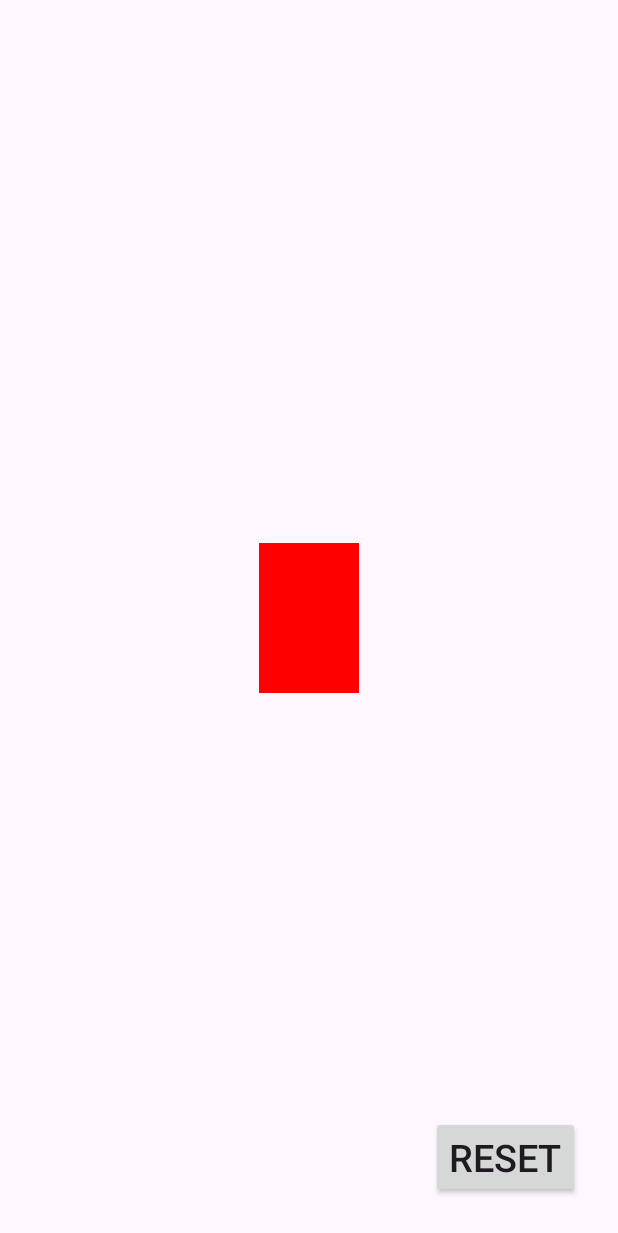
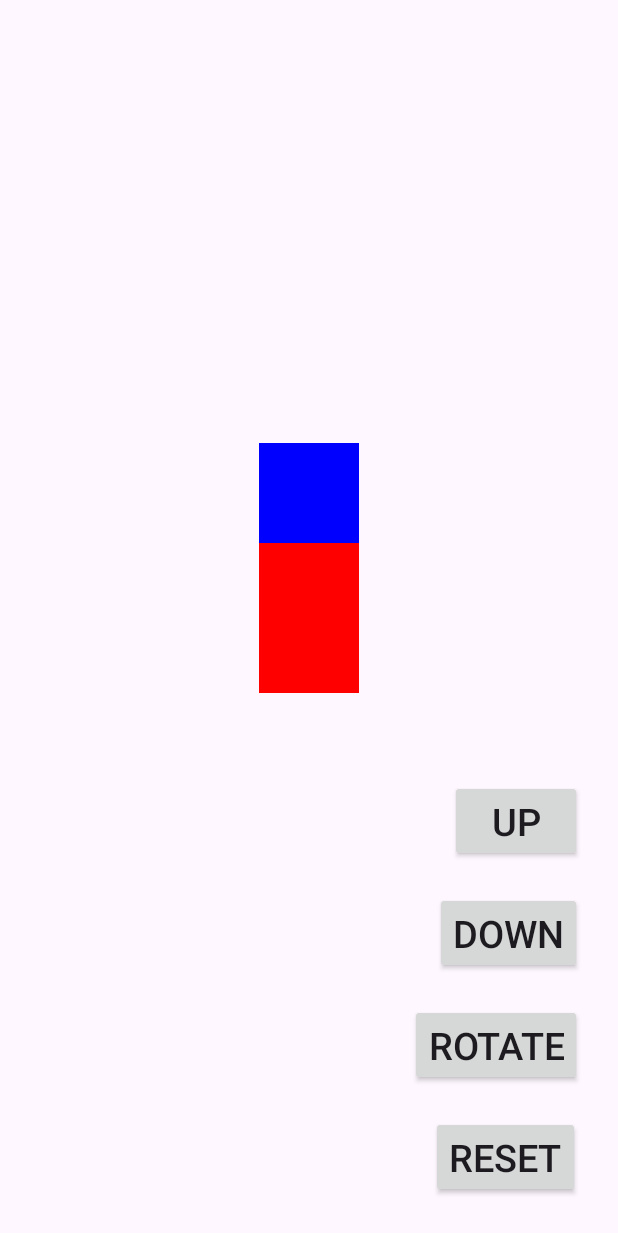
Before and after one commit to matiix310/iot-map-project, an Android app: the MainActivity screen opened directly, with no data from a screen before it, on a phone screen of 412 x 824 dp. Shown: the top 1233 px of the screen. Run offline under Robolectric (Android 15) with nearby library versions, the light colour scheme and no system bars; libraries missing offline, so code that uses them is left out: org.eclipse.paho; 2 statements that could not run were skipped.

Commit message:
add: up / dow / rotate buttons

```diff
--- a/android-app/app/src/main/java/dev/matiix310/map/Canvas.kt
+++ b/android-app/app/src/main/java/dev/matiix310/map/Canvas.kt
@@ -25,10 +25,11 @@ class Canvas(context: Context, attrSet: android.util.AttributeSet): View(context
     private val vehicleWidth = 100
     private val vehicleHeight = 150
     private val obstacleWidth = 7f
+    private val frontHeight = 100;
 
-    private val obstacles = ArrayList<Point>()
+    private val obstacles = ArrayList<PointF>()
     private var orientation = 0f
-    private val position: Point = Point(0, 0)
+    private val position: Point = Point(0f, 0f)
     private var vehicleColor = Color.RED;
 
     override fun onTouchEvent(event: MotionEvent?): Boolean {
@@ -38,7 +39,7 @@ class Canvas(context: Context, attrSet: android.util.AttributeSet): View(context
 
             Log.d("dx", dx.toString())
             Log.d("dy", dy.toString())
-            var angle = (((atan(dx / dy)) / Math.PI) * 180 - orientation).toInt()
+            var angle = (((atan(dx / dy)) / Math.PI) * 180).toFloat()
             val distance = sqrt(dx * dx + dy * dy).toInt()
 
             if (dy < 0) {
@@ -49,6 +50,11 @@ class Canvas(context: Context, attrSet: android.util.AttributeSet): View(context
                 }
             }
 
+            angle = (angle - orientation) % 360;
+
+            if (angle > 180) {
+                angle = 180 - angle
+            }
 
             MainActivity.mqttClient.publish("Lego/Status", msg = "T${angle}", cbPublish = object: IMqttActionListener {
                 override fun onSuccess(asyncActionToken: IMqttToken?) {
@@ -94,23 +100,29 @@ class Canvas(context: Context, attrSet: android.util.AttributeSet): View(context
         }
 
         // Draw the vehicle
-        paint.color = vehicleColor
-        paint.style = Paint.Style.FILL
 
         val x = (width - vehicleWidth) / 2
         val y = (height - vehicleHeight) / 2
-        val rect = Rect(x, y, x + vehicleWidth, y + vehicleHeight)
+        val vehicleRect = Rect(x, y, x + vehicleWidth, y + vehicleHeight)
+
+        // Draw the front of the vehicle
+        val frontRect = Rect(x, y - frontHeight, x + vehicleWidth, y)
 
         canvas.save()
         canvas.rotate(
             orientation,
             width / 2f,
             height / 2f)
-        canvas.drawRect(rect, paint)
+        paint.color = vehicleColor
+        paint.style = Paint.Style.FILL
+        canvas.drawRect(vehicleRect, paint)
+        paint.color = Color.BLUE
+        paint.style = Paint.Style.FILL
+        canvas.drawRect(frontRect, paint)
         canvas.restore()
     }
 
-    private fun absoluteToRelativePosition(point: Point): Point {
+    private fun absoluteToRelativePosition(point: PointF): Point {
         return Point(
             width / 2 - position.x + point.x,
             height / 2 + position.y - point.y
@@ -119,8 +131,8 @@ class Canvas(context: Context, attrSet: android.util.AttributeSet): View(context
 
     fun setVehicle(vehicleInfo: String) {
         val data = vehicleInfo.split('|')
-        this.position.x = data[0].toInt()
-        this.position.y = data[1].toInt()
+        this.position.x = data[0].toFloat()
+        this.position.y = data[1].toFloat()
         this.orientation = data[2].toFloat()
         invalidate()
     }
@@ -131,8 +143,8 @@ class Canvas(context: Context, attrSet: android.util.AttributeSet): View(context
     }
 
     fun reset() {
-        position.x = 0
-        position.y = 0
+        position.x = 0f
+        position.y = 0f
         orientation = 0f
         obstacles.clear()
         invalidate()
@@ -145,7 +157,7 @@ class Canvas(context: Context, attrSet: android.util.AttributeSet): View(context
 
         for (i in 0..<obstaclesCount) {
             this.obstacles.add(
-                Point(
+                PointF(
                     BigInteger(rowObstacles.slice(i*4..i*4+1).toByteArray()).toInt(),
                     BigInteger(rowObstacles.slice(i*4+2..i*4+3).toByteArray()).toInt()
                 )
@@ -160,4 +172,5 @@ class Canvas(context: Context, attrSet: android.util.AttributeSet): View(context
     }
 }
 
-class Point(var x: Int, var y: Int)
+class Point(var x: Float, var y: Float)
+class PointF(var x: Int, var y: Int)
--- a/android-app/app/src/main/java/dev/matiix310/map/MainActivity.kt
+++ b/android-app/app/src/main/java/dev/matiix310/map/MainActivity.kt
@@ -95,8 +95,16 @@ class MainActivity : ComponentActivity() {
             })
 
         val resetButton = findViewById<Button>(R.id.reset_button)
+        resetButton.setOnClickListener { mqttClient.publish("Client/Reset", "") }
 
-        resetButton.setOnClickListener { mqttClient.publish("Client/Reset", "") }
+        val rotateButton = findViewById<Button>(R.id.rotate_button)
+        rotateButton.setOnClickListener { mqttClient.publish("Lego/Status", "T360") }
+
+        val upButton = findViewById<Button>(R.id.up_button)
+        upButton.setOnClickListener { mqttClient.publish("Lego/Status", "B100|90") }
+
+        val downButton = findViewById<Button>(R.id.down_button)
+        downButton.setOnClickListener { mqttClient.publish("Lego/Status", "B-100|90") }
     }
 
     private fun subscribe() {
--- a/android-app/app/src/main/res/layout/activity_canvas.xml
+++ b/android-app/app/src/main/res/layout/activity_canvas.xml
@@ -22,4 +22,38 @@
         android:text="reset"
         android:layout_margin="25dp"
         android:textSize="25sp"/>
+
+    <Button
+        android:id="@+id/rotate_button"
+        android:layout_width="wrap_content"
+        android:layout_height="wrap_content"
+        android:layout_marginEnd="24dp"
+        android:layout_marginBottom="20dp"
+        android:text="rotate"
+        android:textSize="25sp"
+        app:layout_constraintBottom_toTopOf="@+id/reset_button"
+        app:layout_constraintEnd_toEndOf="parent" />
+
+    <Button
+        android:id="@+id/down_button"
+        android:layout_width="wrap_content"
+        android:layout_height="wrap_content"
+        android:layout_marginEnd="24dp"
+        android:layout_marginBottom="20dp"
+        android:text="down"
+        android:textSize="25sp"
+        app:layout_constraintBottom_toTopOf="@+id/rotate_button"
+        app:layout_constraintEnd_toEndOf="parent" />
+
+    <Button
+        android:id="@+id/up_button"
+        android:layout_width="wrap_content"
+        android:layout_height="wrap_content"
+        android:layout_marginEnd="24dp"
+        android:layout_marginBottom="20dp"
+        android:text="up"
+        android:textSize="25sp"
+        app:layout_constraintBottom_toTopOf="@+id/down_button"
+        app:layout_constraintEnd_toEndOf="parent" />
+
 </androidx.constraintlayout.widget.ConstraintLayout>
```
